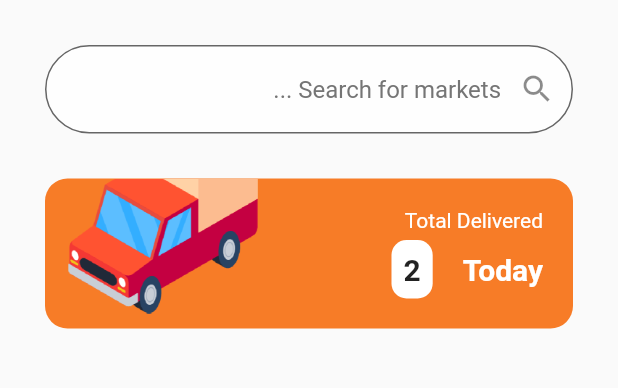
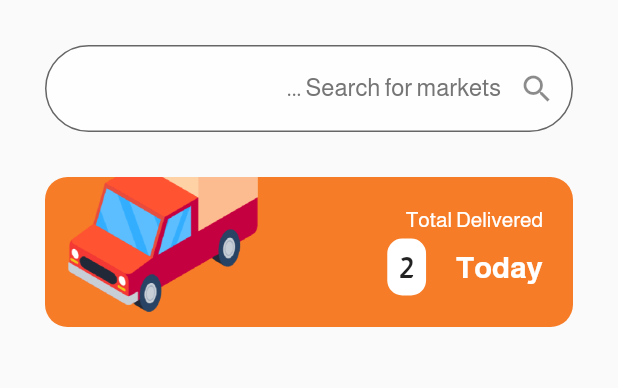
Before and after one commit to mohmedkasim/driverBox, a Flutter app: the screen it shows after launch, on a phone screen of 412 x 824 dp, the part 87-475 px from its top. Run offline on Flutter 3.47's test engine with Material 2 defaults, Android fonts, the phone set to English and light mode, and no system bars.

Commit message:
add themeData font

```diff
--- a/lib/main.dart
+++ b/lib/main.dart
@@ -11,6 +11,7 @@ class MyApp extends StatelessWidget {
   @override
   Widget build(BuildContext context) {
     return MaterialApp(
+      theme: ThemeData(fontFamily: "almarai"),
       title: 'Truck Driver',
       home:
           Directionality(textDirection: TextDirection.rtl, child: HomeScreen()),
```
